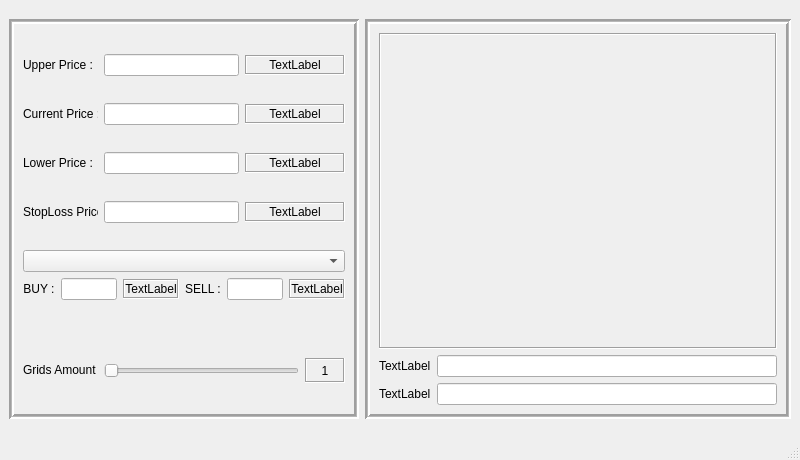
qrlik/gridExchangeCalculator, file mainwindow.ui: the form before one commit.
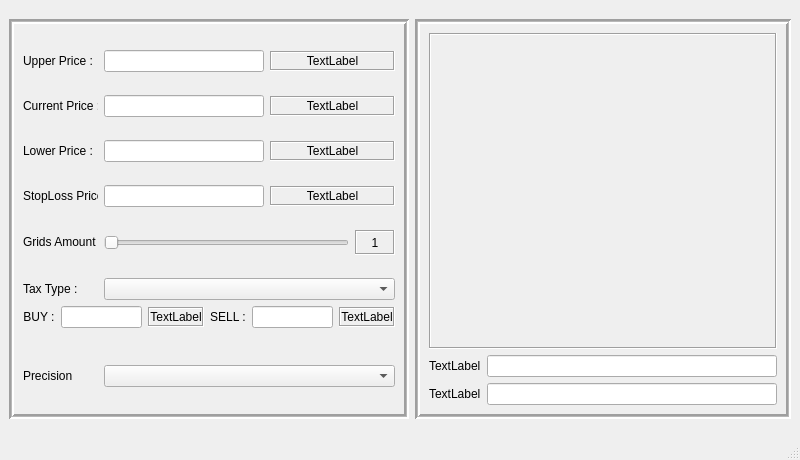
The form after the commit. Custom widgets are drawn as their Qt base class.

Commit message: add precision, new errors handle

```diff
--- a/mainwindow.ui
+++ b/mainwindow.ui
@@ -43,13 +43,13 @@
       </property>
       <property name="minimumSize">
        <size>
-        <width>350</width>
+        <width>400</width>
         <height>400</height>
        </size>
       </property>
       <property name="maximumSize">
        <size>
-        <width>350</width>
+        <width>400</width>
         <height>400</height>
        </size>
       </property>
@@ -140,13 +140,13 @@
            </property>
            <property name="minimumSize">
             <size>
-             <width>100</width>
+             <width>125</width>
              <height>20</height>
             </size>
            </property>
            <property name="maximumSize">
             <size>
-             <width>100</width>
+             <width>125</width>
              <height>16777215</height>
             </size>
            </property>
@@ -237,13 +237,13 @@
            </property>
            <property name="minimumSize">
             <size>
-             <width>100</width>
+             <width>125</width>
              <height>20</height>
             </size>
            </property>
            <property name="maximumSize">
             <size>
-             <width>100</width>
+             <width>125</width>
              <height>16777215</height>
             </size>
            </property>
@@ -325,13 +325,13 @@
            </property>
            <property name="minimumSize">
             <size>
-             <width>100</width>
+             <width>125</width>
              <height>20</height>
             </size>
            </property>
            <property name="maximumSize">
             <size>
-             <width>100</width>
+             <width>125</width>
              <height>16777215</height>
             </size>
            </property>
@@ -404,13 +404,13 @@
            </property>
            <property name="minimumSize">
             <size>
-             <width>100</width>
+             <width>125</width>
              <height>20</height>
             </size>
            </property>
            <property name="maximumSize">
             <size>
-             <width>100</width>
+             <width>125</width>
              <height>16777215</height>
             </size>
            </property>
@@ -430,18 +430,138 @@
          </item>
         </layout>
        </item>
+       <item>
+        <layout class="QHBoxLayout" name="GridsAmountLayout">
+         <property name="sizeConstraint">
+          <enum>QLayout::SetDefaultConstraint</enum>
+         </property>
+         <item>
+          <widget class="QLabel" name="GridsAmountLabel">
+           <property name="sizePolicy">
+            <sizepolicy hsizetype="Fixed" vsizetype="Fixed">
+             <horstretch>0</horstretch>
+             <verstretch>0</verstretch>
+            </sizepolicy>
+           </property>
+           <property name="minimumSize">
+            <size>
+             <width>75</width>
+             <height>0</height>
+            </size>
+           </property>
+           <property name="maximumSize">
+            <size>
+             <width>75</width>
+             <height>16777215</height>
+            </size>
+           </property>
+           <property name="text">
+            <string>Grids Amount :</string>
+           </property>
+           <property name="alignment">
+            <set>Qt::AlignLeading|Qt::AlignLeft|Qt::AlignVCenter</set>
+           </property>
+          </widget>
+         </item>
+         <item>
+          <widget class="QSlider" name="GridsAmountSlider">
+           <property name="minimum">
+            <number>1</number>
+           </property>
+           <property name="orientation">
+            <enum>Qt::Horizontal</enum>
+           </property>
+           <property name="tickPosition">
+            <enum>QSlider::NoTicks</enum>
+           </property>
+           <property name="tickInterval">
+            <number>0</number>
+           </property>
+          </widget>
+         </item>
+         <item>
+          <widget class="QLabel" name="GridsAmountTipLabel">
+           <property name="sizePolicy">
+            <sizepolicy hsizetype="Fixed" vsizetype="Fixed">
+             <horstretch>0</horstretch>
+             <verstretch>0</verstretch>
+            </sizepolicy>
+           </property>
+           <property name="minimumSize">
+            <size>
+             <width>40</width>
+             <height>25</height>
+            </size>
+           </property>
+           <property name="maximumSize">
+            <size>
+             <width>40</width>
+             <height>25</height>
+            </size>
+           </property>
+           <property name="frameShape">
+            <enum>QFrame::Box</enum>
+           </property>
+           <property name="frameShadow">
+            <enum>QFrame::Sunken</enum>
+           </property>
+           <property name="text">
+            <string>1</string>
+           </property>
+           <property name="textFormat">
+            <enum>Qt::AutoText</enum>
+           </property>
+           <property name="alignment">
+            <set>Qt::AlignCenter</set>
+           </property>
+          </widget>
+         </item>
+        </layout>
+       </item>
        <item>
         <layout class="QVBoxLayout" name="TaxLayout">
          <property name="sizeConstraint">
           <enum>QLayout::SetDefaultConstraint</enum>
          </property>
          <item>
+          <layout class="QHBoxLayout" name="TaxTypeLayout">
+           <item>
+            <widget class="QLabel" name="TaxTypeLabel">
+             <property name="sizePolicy">
+              <sizepolicy hsizetype="Fixed" vsizetype="Fixed">
+               <horstretch>0</horstretch>
+               <verstretch>0</verstretch>
+              </sizepolicy>
+             </property>
+             <property name="minimumSize">
+              <size>
+               <width>75</width>
+               <height>0</height>
+              </size>
+             </property>
+             <property name="maximumSize">
+              <size>
+               <width>75</width>
+               <height>16777215</height>
+              </size>
+             </property>
+             <property name="text">
+              <string>Tax Type :</string>
+             </property>
+             <property name="alignment">
+              <set>Qt::AlignLeading|Qt::AlignLeft|Qt::AlignVCenter</set>
+             </property>
+            </widget>
+           </item>
+           <item>
           <widget class="QComboBox" name="TaxTypeBox">
            <property name="currentIndex">
             <number>-1</number>
            </property>
           </widget>
          </item>
+          </layout>
+         </item>
          <item>
           <layout class="QHBoxLayout" name="TaxInfoLayout">
            <item>
@@ -558,15 +678,10 @@
            </property>
           </widget>
          </item>
-        </layout>
-       </item>
        <item>
-        <layout class="QHBoxLayout" name="GridsAmountLayout">
-         <property name="sizeConstraint">
-          <enum>QLayout::SetDefaultConstraint</enum>
-         </property>
+          <layout class="QHBoxLayout" name="PrecisionLayout">
          <item>
-          <widget class="QLabel" name="GridsAmountLabel">
+            <widget class="QLabel" name="PrecisionLabel">
            <property name="sizePolicy">
             <sizepolicy hsizetype="Fixed" vsizetype="Fixed">
              <horstretch>0</horstretch>
@@ -586,65 +701,14 @@
             </size>
            </property>
            <property name="text">
-            <string>Grids Amount :</string>
-           </property>
-           <property name="alignment">
-            <set>Qt::AlignLeading|Qt::AlignLeft|Qt::AlignVCenter</set>
-           </property>
+              <string>Precision</string>
+             </property>
           </widget>
          </item>
          <item>
-          <widget class="QSlider" name="GridsAmountSlider">
-           <property name="minimum">
-            <number>1</number>
-           </property>
-           <property name="orientation">
-            <enum>Qt::Horizontal</enum>
-           </property>
-           <property name="tickPosition">
-            <enum>QSlider::NoTicks</enum>
-           </property>
-           <property name="tickInterval">
-            <number>0</number>
-           </property>
-          </widget>
-         </item>
-         <item>
-          <widget class="QLabel" name="GridsAmountTipLabel">
-           <property name="sizePolicy">
-            <sizepolicy hsizetype="Fixed" vsizetype="Fixed">
-             <horstretch>0</horstretch>
-             <verstretch>0</verstretch>
-            </sizepolicy>
-           </property>
-           <property name="minimumSize">
-            <size>
-             <width>40</width>
-             <height>25</height>
-            </size>
-           </property>
-           <property name="maximumSize">
-            <size>
-             <width>40</width>
-             <height>25</height>
-            </size>
-           </property>
-           <property name="frameShape">
-            <enum>QFrame::Box</enum>
-           </property>
-           <property name="frameShadow">
-            <enum>QFrame::Sunken</enum>
-           </property>
-           <property name="text">
-            <string>1</string>
-           </property>
-           <property name="textFormat">
-            <enum>Qt::AutoText</enum>
-           </property>
-           <property name="alignment">
-            <set>Qt::AlignCenter</set>
-           </property>
-          </widget>
+            <widget class="QComboBox" name="PrecisionBox"/>
+           </item>
+          </layout>
          </item>
         </layout>
        </item>
```
Lines whose indentation alone changed are shown as unchanged. The commit also changes 10 other files.
